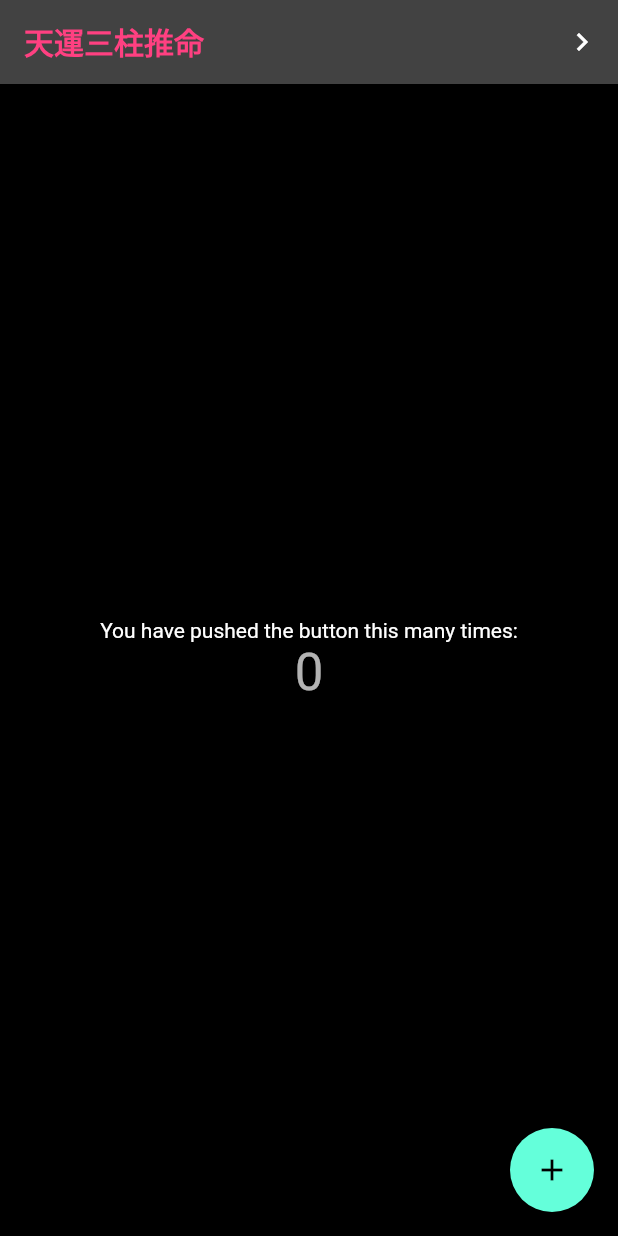
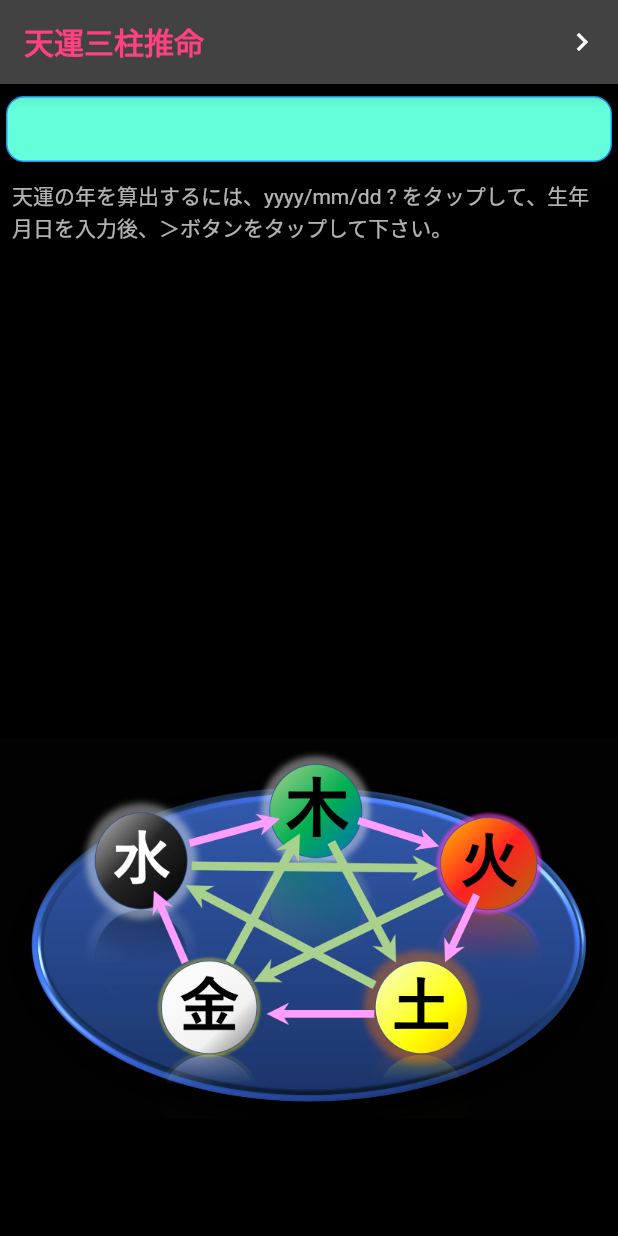
Before and after one commit to okatoku331/sanchu4, a Flutter app: the screen it shows after launch, on a phone screen of 412 x 824 dp. Run offline on Flutter 3.47's test engine with Material 2 defaults, Android fonts, the light colour scheme and no system bars.

Commit message:
第4版　ホームページに画像を配置（2022.6.20 16:05)

```diff
--- a/lib/main.dart
+++ b/lib/main.dart
@@ -30,20 +30,20 @@ class MyHomePage extends StatefulWidget {
 }
 
 class _MyHomePageState extends State<MyHomePage> {
-  int _counter = 0;
+  //int _counter = 0;
 
-  void _incrementCounter() {
+  /*void _incrementCounter() {
     setState(() {
-      _counter++;
+     // _counter++;
     });
-  }
+  }*/
 
   @override
   Widget build(BuildContext context) {
     return Scaffold(
       backgroundColor: Colors.black,
       appBar: AppBar(
-        title: Text('天運三柱推命',
+        title: const Text('天運三柱推命',
             style: TextStyle(
               color: Colors.pinkAccent,
               fontWeight: FontWeight.bold,
@@ -58,25 +58,57 @@ class _MyHomePageState extends State<MyHomePage> {
           ),
         ],
       ),
-      body: Center(
-        child: Column(
-          mainAxisAlignment: MainAxisAlignment.center,
-          children: <Widget>[
-            const Text(
-              'You have pushed the button this many times:',
-            ),
-            Text(
-              '$_counter',
-              style: Theme.of(context).textTheme.headline4,
-            ),
-          ],
+      body: Container(
+        child: Center(
+          child: Column(
+            mainAxisAlignment: MainAxisAlignment.start,
+            children: [
+              Container(
+                height: 4,
+              ),
+              Padding(
+                padding: const EdgeInsets.all(4.0),
+                child: Container(
+                  height: 44,
+                  decoration: BoxDecoration(
+                      color: Colors.tealAccent,
+                      borderRadius: BorderRadius.circular(12),
+                      border: Border.all(
+                        color: Colors.blue,
+                        width: 1.0,
+                      )),
+                ),
+              ),
+              Container(
+                height: 60,
+                child: const Padding(
+                  padding: EdgeInsets.all(8.0),
+                  child: Text(
+                    '天運の年を算出するには、yyyy/mm/dd ? をタップして、生年月日を入力後、＞ボタンをタップして下さい。',
+                    style: TextStyle(
+                      fontSize: 14,
+                      color: Colors.white70,
+                      //fontWeight: FontWeight.bold,
+                    ),
+                  ),
+                ),
+              ),
+              SizedBox(
+                height: 280,
+                child: Container(),
+              ),
+              Expanded(flex: 2, child: Image.asset('images/main/gogyou1.png')),
+              Container(
+                color: Colors.black,
+                height: 8,
+              ),
+              Container(
+                height: 30,
+              ),
+            ],
+          ),
         ),
       ),
-      floatingActionButton: FloatingActionButton(
-        onPressed: _incrementCounter,
-        tooltip: 'Increment',
-        child: const Icon(Icons.add),
-      ), // This trailing comma makes auto-formatting nicer for build methods.
     );
   }
 }
--- a/pubspec.yaml
+++ b/pubspec.yaml
@@ -25,3 +25,5 @@ dev_dependencies:
 flutter:
 
   uses-material-design: true
+  assets:
+    - images/main/gogyou1.png
```
Also changed, not shown: images/main/gogyou1.png (added).
